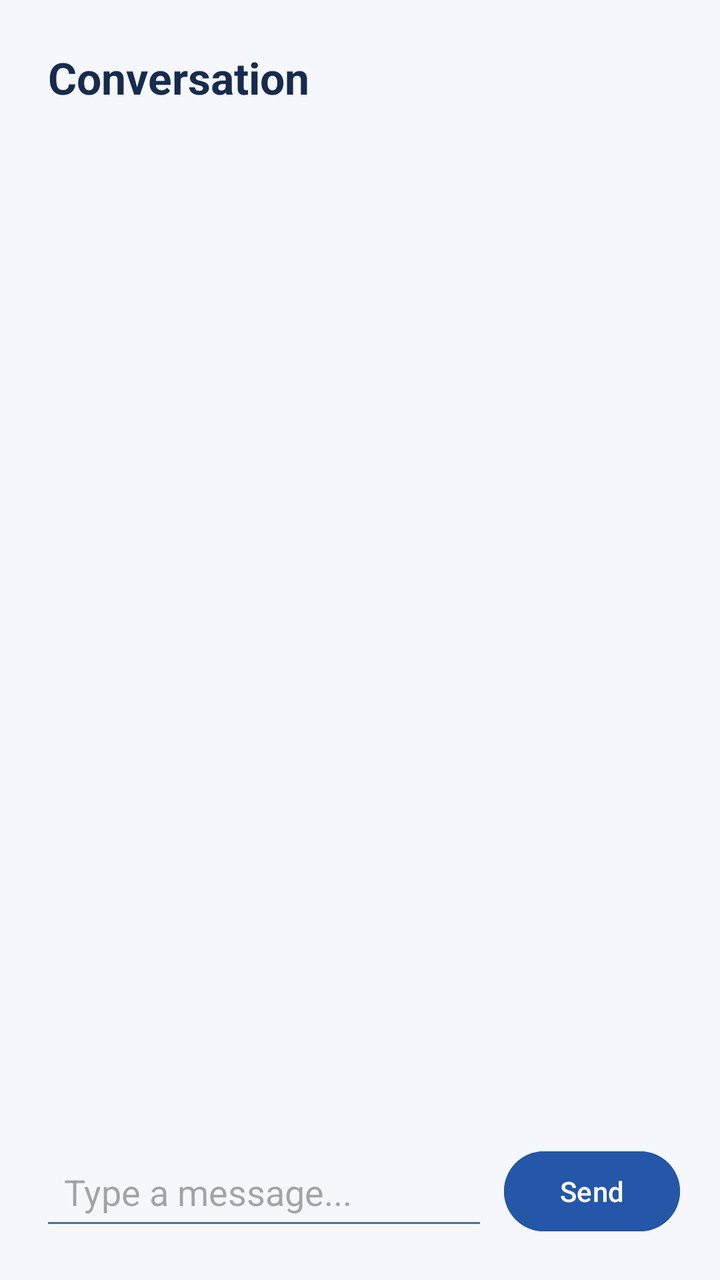
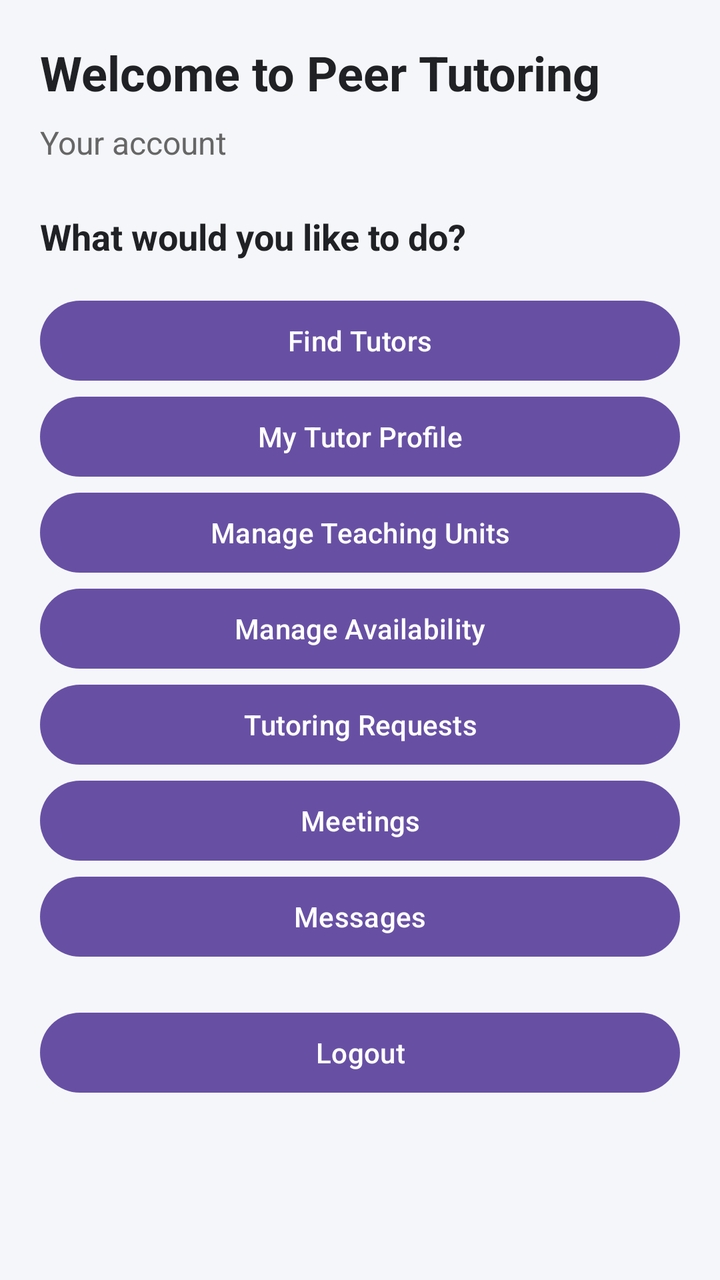

Two renders of the same Android screen: before a commit and after it. Below are the layout's source before the change and the commit's diff.
<!-- AndroidManifest.xml: application theme Theme.PeerTutoringApplication -->
<!-- res/layout/activity_dashboard.xml -->
<?xml version="1.0" encoding="utf-8"?>
<LinearLayout xmlns:android="http://schemas.android.com/apk/res/android"
    android:layout_width="match_parent"
    android:layout_height="match_parent"
    android:orientation="vertical"
    android:background="#F5F7FA"
    android:padding="12dp">

    

    <TextView
        android:id="@+id/tvConversationTitle"
        android:layout_width="match_parent"
        android:layout_height="wrap_content"
        android:text="Conversation"
        android:textSize="22sp"
        android:textStyle="bold"
        android:textColor="#172B4D"
        android:padding="12dp" />

    

    <androidx.recyclerview.widget.RecyclerView
        android:id="@+id/rvMessages"
        android:layout_width="match_parent"
        android:layout_height="0dp"
        android:layout_weight="1"
        android:clipToPadding="false"
        android:padding="8dp" />

    

    <LinearLayout
        android:layout_width="match_parent"
        android:layout_height="wrap_content"
        android:orientation="horizontal"
        android:gravity="center_vertical"
        android:padding="8dp">

        <EditText
            android:id="@+id/etMessage"
            android:layout_width="0dp"
            android:layout_height="wrap_content"
            android:layout_weight="1"
            android:hint="Type a message..."
            android:inputType="textMultiLine|textCapSentences"
            android:maxLines="4"
            android:padding="12dp"
            android:backgroundTint="#526D82" />

        <Button
            android:id="@+id/btnSendMessage"
            android:layout_width="wrap_content"
            android:layout_height="wrap_content"
            android:text="Send"
            android:textAllCaps="false"
            android:backgroundTint="#2457A7"
            android:textColor="#FFFFFF"
            android:layout_marginStart="8dp" />

    </LinearLayout>

</LinearLayout>
<!-- resources referenced by this layout -->
<resources>
  <style name="Theme.PeerTutoringApplication" parent="Base.Theme.PeerTutoringApplication" />
  <style name="Base.Theme.PeerTutoringApplication" parent="Theme.Material3.DayNight.NoActionBar">
          
          
      </style>
</resources>

<!-- the commit's change to res/layout/activity_dashboard.xml (unified diff, before → after) -->
@@ -1,63 +1,91 @@
 <?xml version="1.0" encoding="utf-8"?>
-<LinearLayout xmlns:android="http://schemas.android.com/apk/res/android"
+<ScrollView xmlns:android="http://schemas.android.com/apk/res/android"
     android:layout_width="match_parent"
     android:layout_height="match_parent"
-    android:orientation="vertical"
-    android:background="#F5F7FA"
-    android:padding="12dp">
-
-    
-
-    <TextView
-        android:id="@+id/tvConversationTitle"
-        android:layout_width="match_parent"
-        android:layout_height="wrap_content"
-        android:text="Conversation"
-        android:textSize="22sp"
-        android:textStyle="bold"
-        android:textColor="#172B4D"
-        android:padding="12dp" />
-
-    
-
-    <androidx.recyclerview.widget.RecyclerView
-        android:id="@+id/rvMessages"
-        android:layout_width="match_parent"
-        android:layout_height="0dp"
-        android:layout_weight="1"
-        android:clipToPadding="false"
-        android:padding="8dp" />
-
-    
+    android:background="#F5F6FA">
 
     <LinearLayout
         android:layout_width="match_parent"
         android:layout_height="wrap_content"
-        android:orientation="horizontal"
-        android:gravity="center_vertical"
-        android:padding="8dp">
+        android:orientation="vertical"
+        android:padding="20dp">
 
-        <EditText
-            android:id="@+id/etMessage"
-            android:layout_width="0dp"
+        <TextView
+            android:id="@+id/tvWelcome"
+            android:layout_width="match_parent"
             android:layout_height="wrap_content"
-            android:layout_weight="1"
-            android:hint="Type a message..."
-            android:inputType="textMultiLine|textCapSentences"
-            android:maxLines="4"
-            android:padding="12dp"
-            android:backgroundTint="#526D82" />
+            android:text="Welcome to Peer Tutoring"
+            android:textColor="#202124"
+            android:textSize="24sp"
+            android:textStyle="bold"
+            android:layout_marginBottom="8dp" />
+
+        <TextView
+            android:id="@+id/tvRole"
+            android:layout_width="match_parent"
+            android:layout_height="wrap_content"
+            android:text="Your account"
+            android:textColor="#666666"
+            android:textSize="16sp"
+            android:layout_marginBottom="24dp" />
+
+        <TextView
+            android:layout_width="match_parent"
+            android:layout_height="wrap_content"
+            android:text="What would you like to do?"
+            android:textColor="#202124"
+            android:textSize="18sp"
+            android:textStyle="bold"
+            android:layout_marginBottom="16dp" />
 
         <Button
-            android:id="@+id/btnSendMessage"
-            android:layout_width="wrap_content"
+            android:id="@+id/btnFindTutors"
+            android:layout_width="match_parent"
             android:layout_height="wrap_content"
-            android:text="Send"
-            android:textAllCaps="false"
-            android:backgroundTint="#2457A7"
-            android:textColor="#FFFFFF"
-            android:layout_marginStart="8dp" />
+            android:text="Find Tutors" />
+
+        <Button
+            android:id="@+id/btnTutorProfile"
+            android:layout_width="match_parent"
+            android:layout_height="wrap_content"
+            android:text="My Tutor Profile" />
+
+        <Button
+            android:id="@+id/btnManageUnits"
+            android:layout_width="match_parent"
+            android:layout_height="wrap_content"
+            android:text="Manage Teaching Units" />
+
+        <Button
+            android:id="@+id/btnAvailability"
+            android:layout_width="match_parent"
+            android:layout_height="wrap_content"
+            android:text="Manage Availability" />
+
+        <Button
+            android:id="@+id/btnRequests"
+            android:layout_width="match_parent"
+            android:layout_height="wrap_content"
+            android:text="Tutoring Requests" />
+
+        <Button
+            android:id="@+id/btnMeetings"
+            android:layout_width="match_parent"
+            android:layout_height="wrap_content"
+            android:text="Meetings" />
+
+        <Button
+            android:id="@+id/btnMessages"
+            android:layout_width="match_parent"
+            android:layout_height="wrap_content"
+            android:text="Messages" />
+
+        <Button
+            android:id="@+id/btnLogout"
+            android:layout_width="match_parent"
+            android:layout_height="wrap_content"
+            android:text="Logout"
+            android:layout_marginTop="20dp" />
 
     </LinearLayout>
-
-</LinearLayout>
+</ScrollView>
